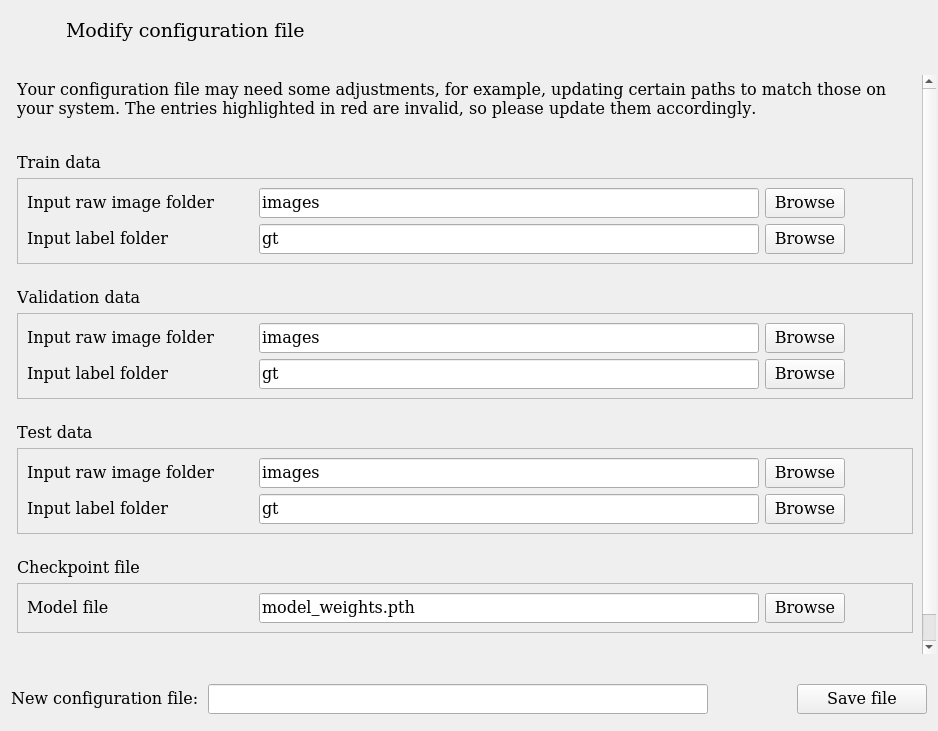
Above: ui/ui_modify_yaml.ui from BiaPyX/BiaPy-GUI before the change. Below: the same form after it.
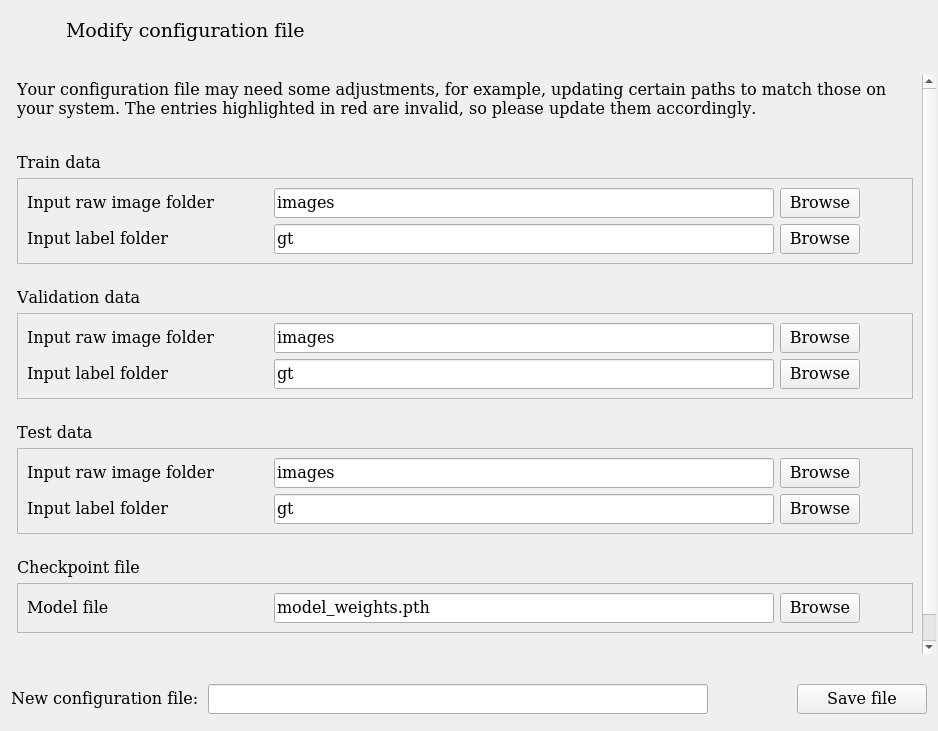
That is the form after the change.

Commit message: Redefine the dragging for the windows

Patch:
```diff
--- a/ui/ui_modify_yaml.ui
+++ b/ui/ui_modify_yaml.ui
@@ -346,7 +346,7 @@
                        <widget class="QLabel" name="train_data_label">
                         <property name="minimumSize">
                          <size>
-                          <width>190</width>
+                          <width>205</width>
                           <height>0</height>
                          </size>
                         </property>
@@ -488,7 +488,7 @@
                        <widget class="QLabel" name="train_gt_label">
                         <property name="minimumSize">
                          <size>
-                          <width>190</width>
+                          <width>205</width>
                           <height>0</height>
                          </size>
                         </property>
@@ -704,7 +704,7 @@
                        <widget class="QLabel" name="DATA__VAL__PATH__LABEL">
                         <property name="minimumSize">
                          <size>
-                          <width>190</width>
+                          <width>205</width>
                           <height>0</height>
                          </size>
                         </property>
@@ -837,7 +837,7 @@
                        <widget class="QLabel" name="validation_data_gt_label">
                         <property name="minimumSize">
                          <size>
-                          <width>190</width>
+                          <width>205</width>
                           <height>0</height>
                          </size>
                         </property>
@@ -1029,7 +1029,7 @@
                        <widget class="QLabel" name="test_data_label">
                         <property name="minimumSize">
                          <size>
-                          <width>190</width>
+                          <width>205</width>
                           <height>0</height>
                          </size>
                         </property>
@@ -1165,7 +1165,7 @@
                        <widget class="QLabel" name="test_data_gt_label">
                         <property name="minimumSize">
                          <size>
-                          <width>190</width>
+                          <width>205</width>
                           <height>0</height>
                          </size>
                         </property>
@@ -1324,7 +1324,7 @@
                     <widget class="QLabel" name="checkpoint_file_path_browse_label">
                      <property name="minimumSize">
                       <size>
-                       <width>190</width>
+                       <width>205</width>
                        <height>0</height>
                       </size>
                      </property>
```
The commit also changes 3 other files.
